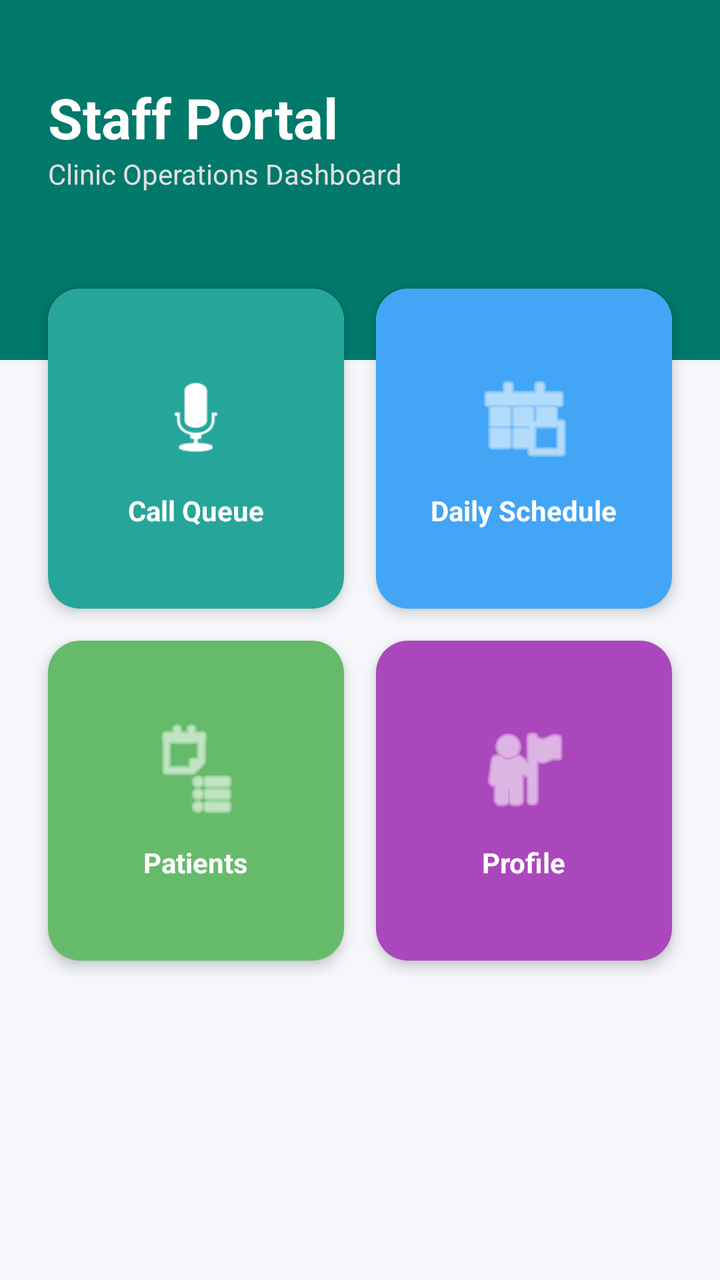
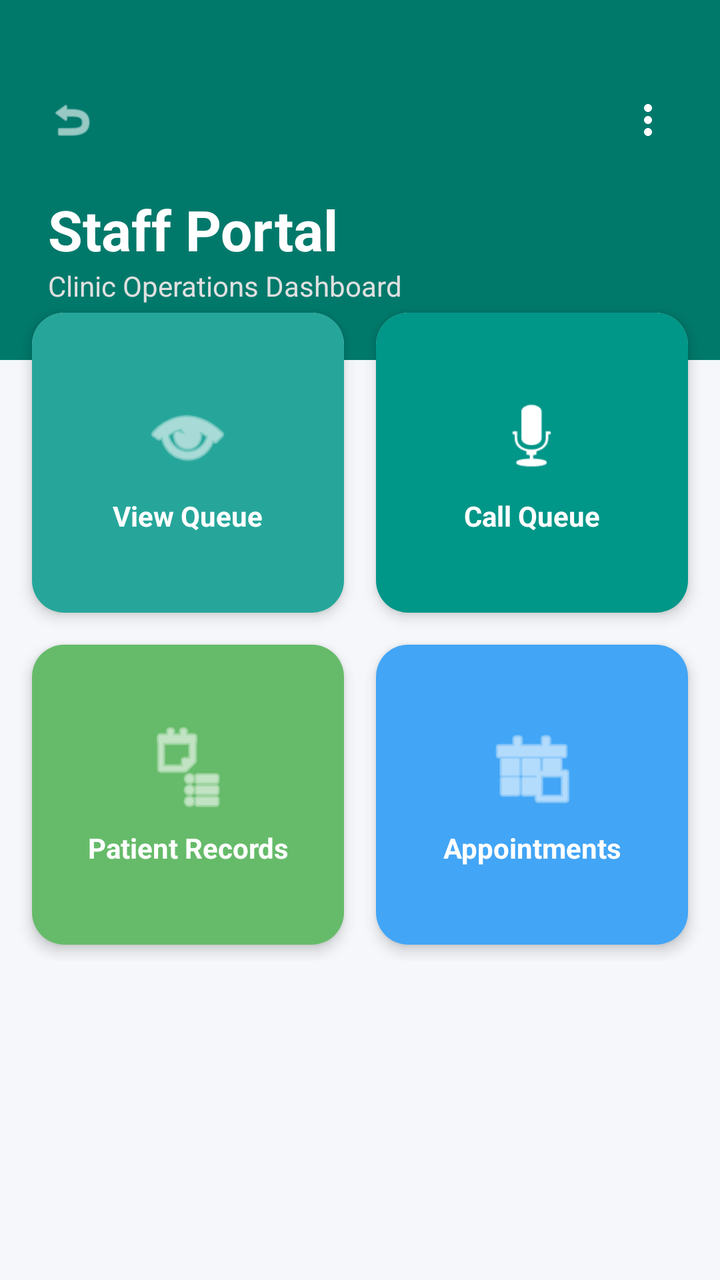

Compare the two renders of this Android layout. The source of the first and the diff that turns it into the second are given below.
<!-- AndroidManifest.xml: application theme Theme.GlenEzyCareApps -->
<!-- res/layout/activity_staff_dash_board.xml -->
<?xml version="1.0" encoding="utf-8"?>
<androidx.constraintlayout.widget.ConstraintLayout xmlns:android="http://schemas.android.com/apk/res/android"
    xmlns:app="http://schemas.android.com/apk/res-auto"
    android:layout_width="match_parent"
    android:layout_height="match_parent"
    android:background="#F5F7FA">

    
    <View
        android:id="@+id/topHeader"
        android:layout_width="match_parent"
        android:layout_height="180dp"
        android:background="#00796B"
        app:layout_constraintTop_toTopOf="parent" />

    <TextView
        android:id="@+id/tvStaffTitle"
        android:layout_width="wrap_content"
        android:layout_height="wrap_content"
        android:layout_marginStart="24dp"
        android:layout_marginTop="40dp"
        android:text="Staff Portal"
        android:textColor="@color/white"
        android:textSize="28sp"
        android:textStyle="bold"
        app:layout_constraintStart_toStartOf="parent"
        app:layout_constraintTop_toTopOf="parent" />

    <TextView
        android:layout_width="wrap_content"
        android:layout_height="wrap_content"
        android:text="Clinic Operations Dashboard"
        android:textColor="#E0E0E0"
        android:textSize="14sp"
        app:layout_constraintStart_toStartOf="@+id/tvStaffTitle"
        app:layout_constraintTop_toBottomOf="@+id/tvStaffTitle" />

    <androidx.core.widget.NestedScrollView
        android:layout_width="match_parent"
        android:layout_height="0dp"
        android:layout_marginTop="-60dp"
        app:layout_constraintBottom_toBottomOf="parent"
        app:layout_constraintTop_toBottomOf="@+id/topHeader">

        <GridLayout
            android:layout_width="match_parent"
            android:layout_height="wrap_content"
            android:alignmentMode="alignMargins"
            android:columnCount="2"
            android:padding="16dp">

            
            <androidx.cardview.widget.CardView
                android:id="@+id/btnCallQueue"
                android:layout_width="0dp"
                android:layout_height="160dp"
                android:layout_columnWeight="1"
                android:layout_margin="8dp"
                app:cardCornerRadius="16dp"
                app:cardElevation="4dp">

                <LinearLayout
                    android:layout_width="match_parent"
                    android:layout_height="match_parent"
                    android:background="#26A69A"
                    android:gravity="center"
                    android:orientation="vertical">

                    <ImageView
                        android:layout_width="50dp"
                        android:layout_height="50dp"
                        android:src="@android:drawable/ic_btn_speak_now"
                        app:tint="@color/white" />

                    <TextView
                        android:layout_width="wrap_content"
                        android:layout_height="wrap_content"
                        android:layout_marginTop="12dp"
                        android:text="Call Queue"
                        android:textColor="@color/white"
                        android:textStyle="bold" />
                </LinearLayout>
            </androidx.cardview.widget.CardView>

            
            <androidx.cardview.widget.CardView
                android:layout_width="0dp"
                android:layout_height="160dp"
                android:layout_columnWeight="1"
                android:layout_margin="8dp"
                app:cardCornerRadius="16dp"
                app:cardElevation="4dp">

                <LinearLayout
                    android:layout_width="match_parent"
                    android:layout_height="match_parent"
                    android:background="#42A5F5"
                    android:gravity="center"
                    android:orientation="vertical">

                    <ImageView
                        android:layout_width="50dp"
                        android:layout_height="50dp"
                        android:src="@android:drawable/ic_menu_today"
                        app:tint="@color/white" />

                    <TextView
                        android:layout_width="wrap_content"
                        android:layout_height="wrap_content"
                        android:layout_marginTop="12dp"
                        android:text="Daily Schedule"
                        android:textColor="@color/white"
                        android:textStyle="bold" />
                </LinearLayout>
            </androidx.cardview.widget.CardView>

            
            <androidx.cardview.widget.CardView
                android:layout_width="0dp"
                android:layout_height="160dp"
                android:layout_columnWeight="1"
                android:layout_margin="8dp"
                app:cardCornerRadius="16dp"
                app:cardElevation="4dp">

                <LinearLayout
                    android:layout_width="match_parent"
                    android:layout_height="match_parent"
                    android:background="#66BB6A"
                    android:gravity="center"
                    android:orientation="vertical">

                    <ImageView
                        android:layout_width="50dp"
                        android:layout_height="50dp"
                        android:src="@android:drawable/ic_menu_agenda"
                        app:tint="@color/white" />

                    <TextView
                        android:layout_width="wrap_content"
                        android:layout_height="wrap_content"
                        android:layout_marginTop="12dp"
                        android:text="Patients"
                        android:textColor="@color/white"
                        android:textStyle="bold" />
                </LinearLayout>
            </androidx.cardview.widget.CardView>

            
            <androidx.cardview.widget.CardView
                android:layout_width="0dp"
                android:layout_height="160dp"
                android:layout_columnWeight="1"
                android:layout_margin="8dp"
                app:cardCornerRadius="16dp"
                app:cardElevation="4dp">

                <LinearLayout
                    android:layout_width="match_parent"
                    android:layout_height="match_parent"
                    android:background="#AB47BC"
                    android:gravity="center"
                    android:orientation="vertical">

                    <ImageView
                        android:layout_width="50dp"
                        android:layout_height="50dp"
                        android:src="@android:drawable/ic_menu_myplaces"
                        app:tint="@color/white" />

                    <TextView
                        android:layout_width="wrap_content"
                        android:layout_height="wrap_content"
                        android:layout_marginTop="12dp"
                        android:text="Profile"
                        android:textColor="@color/white"
                        android:textStyle="bold" />
                </LinearLayout>
            </androidx.cardview.widget.CardView>

        </GridLayout>
    </androidx.core.widget.NestedScrollView>

</androidx.constraintlayout.widget.ConstraintLayout>
<!-- resources referenced by this layout -->
<resources>
  <color name="white">#FFFFFF</color>
  <style name="Theme.GlenEzyCareApps" parent="Theme.Material3.DayNight.NoActionBar">
  
          <item name="colorPrimary">@color/primary_blue</item>
          <item name="colorOnPrimary">@color/white</item>
  
          <item name="android:statusBarColor">@color/background_dark</item>
          <item name="android:navigationBarColor">@color/background_dark</item>
  
      </style>
  <color name="primary_blue">#1976D2</color>
  <color name="background_dark">#121212</color>
</resources>

<!-- the commit's change to res/layout/activity_staff_dash_board.xml (unified diff, before → after) -->
@@ -13,32 +13,68 @@
         android:background="#00796B"
         app:layout_constraintTop_toTopOf="parent" />
 
+    <ImageView
+        android:id="@+id/btnBack"
+        android:layout_width="40dp"
+        android:layout_height="40dp"
+        android:layout_marginStart="16dp"
+        android:layout_marginTop="40dp"
+        android:background="?attr/selectableItemBackgroundBorderless"
+        android:padding="8dp"
+        android:src="@android:drawable/ic_menu_revert"
+        app:layout_constraintStart_toStartOf="parent"
+        app:layout_constraintTop_toTopOf="parent"
+        app:tint="@color/white"
+        android:clickable="true"
+        android:focusable="true"/>
+
+    <ImageView
+        android:id="@+id/btnMenu"
+        android:layout_width="40dp"
+        android:layout_height="40dp"
+        android:layout_marginTop="40dp"
+        android:layout_marginEnd="16dp"
+        android:padding="8dp"
+        android:src="@drawable/ic_more_vert"
+        app:layout_constraintEnd_toEndOf="parent"
+        app:layout_constraintTop_toTopOf="parent"
+        app:tint="@color/white"
+        android:clickable="true"
+        android:focusable="true"
+        android:background="?attr/selectableItemBackgroundBorderless"/>
+
     <TextView
         android:id="@+id/tvStaffTitle"
-        android:layout_width="wrap_content"
+        android:layout_width="0dp"
         android:layout_height="wrap_content"
         android:layout_marginStart="24dp"
-        android:layout_marginTop="40dp"
+        android:layout_marginTop="16dp"
+        android:layout_marginEnd="16dp"
         android:text="Staff Portal"
         android:textColor="@color/white"
         android:textSize="28sp"
         android:textStyle="bold"
+        app:layout_constraintEnd_toStartOf="@+id/btnMenu"
         app:layout_constraintStart_toStartOf="parent"
-        app:layout_constraintTop_toTopOf="parent" />
+        app:layout_constraintTop_toBottomOf="@+id/btnBack" />
 
     <TextView
-        android:layout_width="wrap_content"
+        android:id="@+id/tvSubtitle"
+        android:layout_width="0dp"
         android:layout_height="wrap_content"
         android:text="Clinic Operations Dashboard"
         android:textColor="#E0E0E0"
         android:textSize="14sp"
+        app:layout_constraintEnd_toEndOf="@+id/tvStaffTitle"
         app:layout_constraintStart_toStartOf="@+id/tvStaffTitle"
         app:layout_constraintTop_toBottomOf="@+id/tvStaffTitle" />
 
     <androidx.core.widget.NestedScrollView
         android:layout_width="match_parent"
         android:layout_height="0dp"
-        android:layout_marginTop="-60dp"
+        android:layout_marginTop="-40dp"
+        android:clipToPadding="false"
+        android:paddingBottom="24dp"
         app:layout_constraintBottom_toBottomOf="parent"
         app:layout_constraintTop_toBottomOf="@+id/topHeader">
 
@@ -47,45 +83,121 @@
             android:layout_height="wrap_content"
             android:alignmentMode="alignMargins"
             android:columnCount="2"
-            android:padding="16dp">
+            android:padding="8dp">
+
+            
+            <androidx.cardview.widget.CardView
+                android:id="@+id/btnViewQueue"
+                android:layout_width="0dp"
+                android:layout_height="150dp"
+                android:layout_columnWeight="1"
+                android:layout_margin="8dp"
+                app:cardCornerRadius="16dp"
+                app:cardElevation="4dp">
+
+                <LinearLayout
+                    android:layout_width="match_parent"
+                    android:layout_height="match_parent"
+                    android:background="#26A69A"
+                    android:gravity="center"
+                    android:orientation="vertical"
+                    android:padding="8dp">
+
+                    <ImageView
+                        android:layout_width="45dp"
+                        android:layout_height="45dp"
+                        android:src="@android:drawable/ic_menu_view"
+                        app:tint="@color/white" />
+
+                    <TextView
+                        android:layout_width="wrap_content"
+                        android:layout_height="wrap_content"
+                        android:layout_marginTop="8dp"
+                        android:text="View Queue"
+                        android:textAlignment="center"
+                        android:textColor="@color/white"
+                        android:textSize="14sp"
+                        android:textStyle="bold" />
+                </LinearLayout>
+            </androidx.cardview.widget.CardView>
 
             
             <androidx.cardview.widget.CardView
                 android:id="@+id/btnCallQueue"
                 android:layout_width="0dp"
-                android:layout_height="160dp"
-                android:layout_columnWeight="1"
-                android:layout_margin="8dp"
-                app:cardCornerRadius="16dp"
-                app:cardElevation="4dp">
-
-                <LinearLayout
-                    android:layout_width="match_parent"
-                    android:layout_height="match_parent"
-                    android:background="#26A69A"
-                    android:gravity="center"
-                    android:orientation="vertical">
-
-                    <ImageView
-                        android:layout_width="50dp"
-                        android:layout_height="50dp"
+                android:layout_height="150dp"
+                android:layout_columnWeight="1"
+                android:layout_margin="8dp"
+                app:cardCornerRadius="16dp"
+                app:cardElevation="4dp">
+
+                <LinearLayout
+                    android:layout_width="match_parent"
+                    android:layout_height="match_parent"
+                    android:background="#009688"
+                    android:gravity="center"
+                    android:orientation="vertical"
+                    android:padding="8dp">
+
+                    <ImageView
+                        android:layout_width="45dp"
+                        android:layout_height="45dp"
                         android:src="@android:drawable/ic_btn_speak_now"
                         app:tint="@color/white" />
 
                     <TextView
                         android:layout_width="wrap_content"
                         android:layout_height="wrap_content"
-                        android:layout_marginTop="12dp"
+                        android:layout_marginTop="8dp"
                         android:text="Call Queue"
-                        android:textColor="@color/white"
-                        android:textStyle="bold" />
-                </LinearLayout>
-            </androidx.cardview.widget.CardView>
-
-            
-            <androidx.cardview.widget.CardView
-                android:layout_width="0dp"
-                android:layout_height="160dp"
+                        android:textAlignment="center"
+                        android:textColor="@color/white"
+                        android:textSize="14sp"
+                        android:textStyle="bold" />
+                </LinearLayout>
+            </androidx.cardview.widget.CardView>
+
+            
+            <androidx.cardview.widget.CardView
+                android:id="@+id/btnPatientRecords"
+                android:layout_width="0dp"
+                android:layout_height="150dp"
+                android:layout_columnWeight="1"
+                android:layout_margin="8dp"
+                app:cardCornerRadius="16dp"
+                app:cardElevation="4dp">
+
+                <LinearLayout
+                    android:layout_width="match_parent"
+                    android:layout_height="match_parent"
+                    android:background="#66BB6A"
+                    android:gravity="center"
+                    android:orientation="vertical"
+                    android:padding="8dp">
+
+                    <ImageView
+                        android:layout_width="45dp"
+                        android:layout_height="45dp"
+                        android:src="@android:drawable/ic_menu_agenda"
+                        app:tint="@color/white" />
+
+                    <TextView
+                        android:layout_width="wrap_content"
+                        android:layout_height="wrap_content"
+                        android:layout_marginTop="8dp"
+                        android:text="Patient Records"
+                        android:textAlignment="center"
+                        android:textColor="@color/white"
+                        android:textSize="14sp"
+                        android:textStyle="bold" />
+                </LinearLayout>
+            </androidx.cardview.widget.CardView>
+
+            
+            <androidx.cardview.widget.CardView
+                android:id="@+id/btnAppointments"
+                android:layout_width="0dp"
+                android:layout_height="150dp"
                 android:layout_columnWeight="1"
                 android:layout_margin="8dp"
                 app:cardCornerRadius="16dp"
@@ -96,84 +208,23 @@
                     android:layout_height="match_parent"
                     android:background="#42A5F5"
                     android:gravity="center"
-                    android:orientation="vertical">
-
-                    <ImageView
-                        android:layout_width="50dp"
-                        android:layout_height="50dp"
+                    android:orientation="vertical"
+                    android:padding="8dp">
+
+                    <ImageView
+                        android:layout_width="45dp"
+                        android:layout_height="45dp"
                         android:src="@android:drawable/ic_menu_today"
                         app:tint="@color/white" />
 
                     <TextView
                         android:layout_width="wrap_content"
                         android:layout_height="wrap_content"
-                        android:layout_marginTop="12dp"
-                        android:text="Daily Schedule"
-                        android:textColor="@color/white"
-                        android:textStyle="bold" />
-                </LinearLayout>
-            </androidx.cardview.widget.CardView>
-
-            
-            <androidx.cardview.widget.CardView
-                android:layout_width="0dp"
-                android:layout_height="160dp"
-                android:layout_columnWeight="1"
-                android:layout_margin="8dp"
-                app:cardCornerRadius="16dp"
-                app:cardElevation="4dp">
-
-                <LinearLayout
-                    android:layout_width="match_parent"
-                    android:layout_height="match_parent"
-                    android:background="#66BB6A"
-                    android:gravity="center"
-                    android:orientation="vertical">
-
-                    <ImageView
-                        android:layout_width="50dp"
-                        android:layout_height="50dp"
-                        android:src="@android:drawable/ic_menu_agenda"
-                        app:tint="@color/white" />
-
-                    <TextView
-                        android:layout_width="wrap_content"
-                        android:layout_height="wrap_content"
-                        android:layout_marginTop="12dp"
-                        android:text="Patients"
-                        android:textColor="@color/white"
-                        android:textStyle="bold" />
-                </LinearLayout>
-            </androidx.cardview.widget.CardView>
-
-            
-            <androidx.cardview.widget.CardView
-                android:layout_width="0dp"
-                android:layout_height="160dp"
-                android:layout_columnWeight="1"
-                android:layout_margin="8dp"
-                app:cardCornerRadius="16dp"
-                app:cardElevation="4dp">
-
-                <LinearLayout
-                    android:layout_width="match_parent"
-                    android:layout_height="match_parent"
-                    android:background="#AB47BC"
-                    android:gravity="center"
-                    android:orientation="vertical">
-
-                    <ImageView
-                        android:layout_width="50dp"
-                        android:layout_height="50dp"
-                        android:src="@android:drawable/ic_menu_myplaces"
-                        app:tint="@color/white" />
-
-                    <TextView
-                        android:layout_width="wrap_content"
-                        android:layout_height="wrap_content"
-                        android:layout_marginTop="12dp"
-                        android:text="Profile"
-                        android:textColor="@color/white"
+                        android:layout_marginTop="8dp"
+                        android:text="Appointments"
+                        android:textAlignment="center"
+                        android:textColor="@color/white"
+                        android:textSize="14sp"
                         android:textStyle="bold" />
                 </LinearLayout>
             </androidx.cardview.widget.CardView>
<!-- resource entries referenced after the edit -->
@@ -1,6 +1,17 @@
 <!-- resources referenced by this layout -->
 <resources>
   <color name="white">#FFFFFF</color>
+  <!-- drawable ic_more_vert (drawable) -->
+  <vector xmlns:android="http://schemas.android.com/apk/res/android"
+      android:width="24dp"
+      android:height="24dp"
+      android:viewportWidth="24"
+      android:viewportHeight="24"
+      android:tint="?attr/colorControlNormal">
+    <path
+        android:fillColor="@android:color/white"
+        android:pathData="M12,8c1.1,0 2,-0.9 2,-2s-0.9,-2 -2,-2 -2,0.9 -2,2 0.9,2 2,2zM12,10c-1.1,0 -2,0.9 -2,2s0.9,2 2,2 2,-0.9 2,-2 -0.9,-2 -2,-2zM12,16c-1.1,0 -2,0.9 -2,2s0.9,2 2,2 2,-0.9 2,-2 -0.9,-2 -2,-2z"/>
+  </vector>
   <style name="Theme.GlenEzyCareApps" parent="Theme.Material3.DayNight.NoActionBar">
   
           <item name="colorPrimary">@color/primary_blue</item>
